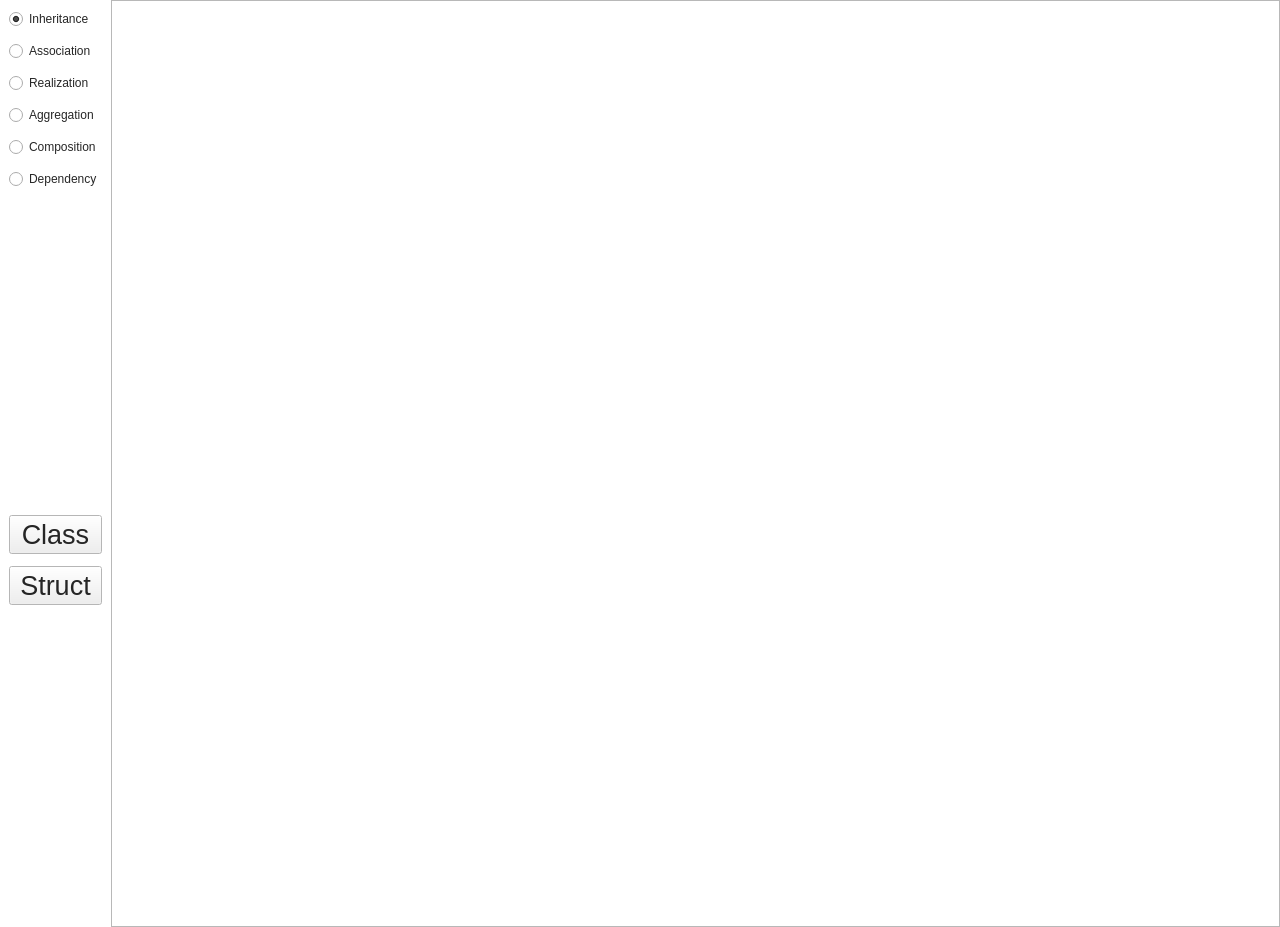
Before: the Qt Designer form src/ui/Board.ui in Trifsoft/diagrampp, drawn with Qt 5.
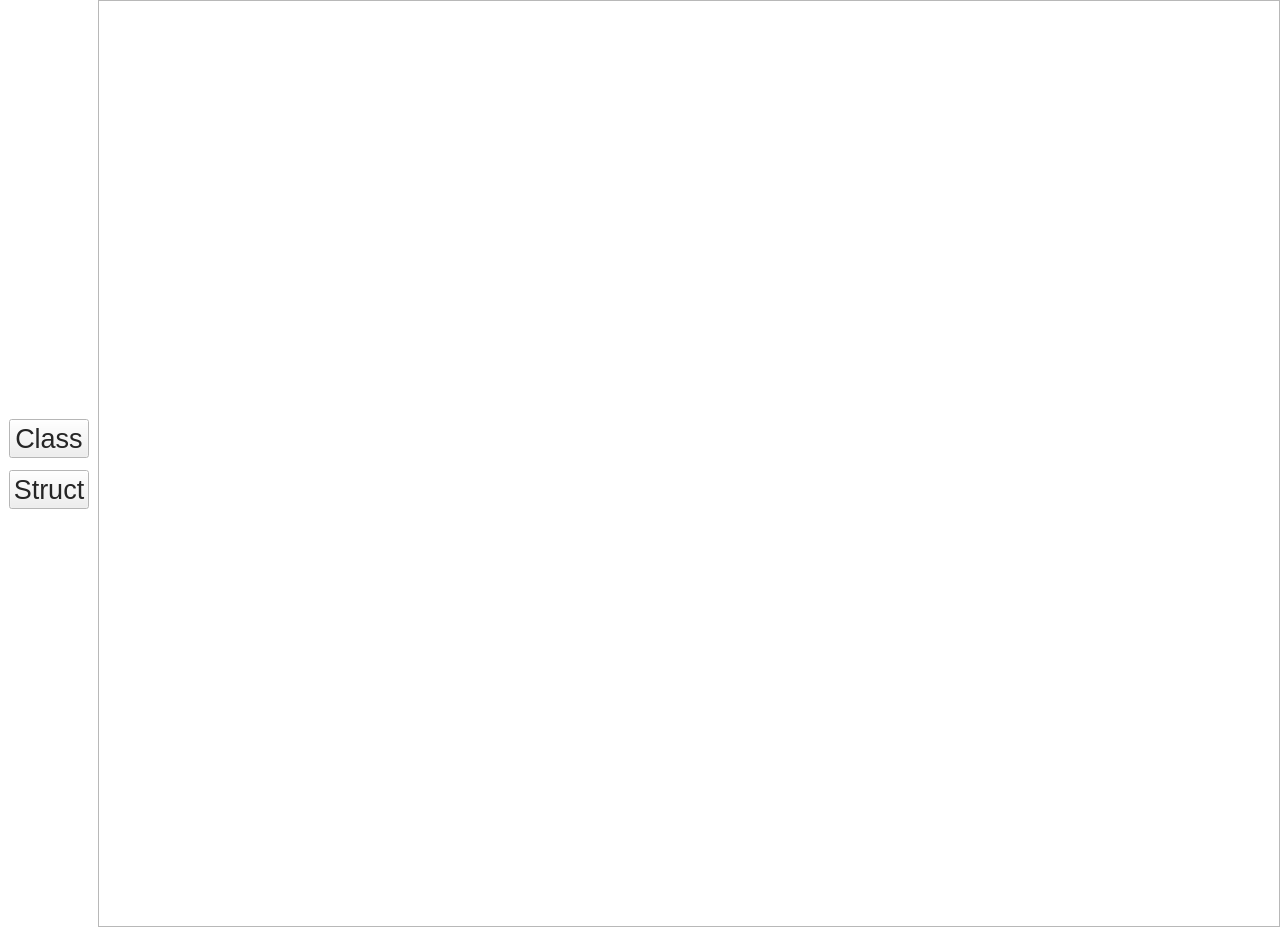
After: the same form once the commit is applied.

Commit message: Removed radio buttons and added branch selection on right click

```diff
--- a/src/ui/Board.ui
+++ b/src/ui/Board.ui
@@ -164,54 +164,6 @@
         <property name="spacing">
          <number>12</number>
         </property>
-        <item>
-         <widget class="QRadioButton" name="Inheritance">
-          <property name="enabled">
-           <bool>true</bool>
-          </property>
-          <property name="text">
-           <string>Inheritance</string>
-          </property>
-          <property name="checked">
-           <bool>true</bool>
-          </property>
-         </widget>
-        </item>
-        <item>
-         <widget class="QRadioButton" name="Association">
-          <property name="text">
-           <string>Association</string>
-          </property>
-         </widget>
-        </item>
-        <item>
-         <widget class="QRadioButton" name="Realization">
-          <property name="text">
-           <string>Realization</string>
-          </property>
-         </widget>
-        </item>
-        <item>
-         <widget class="QRadioButton" name="Aggregation">
-          <property name="text">
-           <string>Aggregation</string>
-          </property>
-         </widget>
-        </item>
-        <item>
-         <widget class="QRadioButton" name="Composition">
-          <property name="text">
-           <string>Composition</string>
-          </property>
-         </widget>
-        </item>
-        <item>
-         <widget class="QRadioButton" name="Dependency">
-          <property name="text">
-           <string>Dependency</string>
-          </property>
-         </widget>
-        </item>
         <item>
          <spacer name="top_spacer">
           <property name="orientation">
```
The commit also changes 10 other files.
